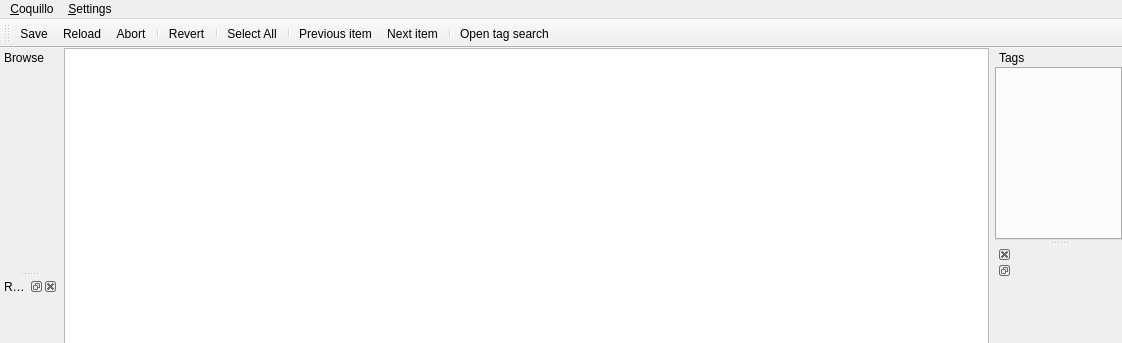
sjuvonen/coquillo, file ui/mainwindow.ui: the form before one commit; both pictures show x 0 to 1122 and y 0 to 343 of the 1122 by 751 pixel window.
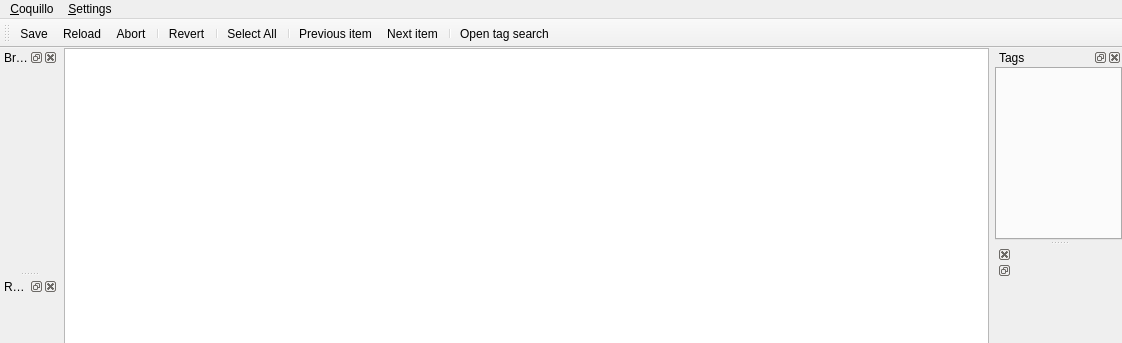
The form after the commit. Icons and pictures are not drawn. Custom widgets are drawn as their Qt base class.

Patch:
```diff
--- a/ui/mainwindow.ui
+++ b/ui/mainwindow.ui
@@ -120,9 +120,6 @@
    <addaction name="actionOpenTagSearch"/>
   </widget>
   <widget class="QDockWidget" name="dockFiles">
-   <property name="features">
-    <set>QDockWidget::NoDockWidgetFeatures</set>
-   </property>
    <property name="allowedAreas">
     <set>Qt::LeftDockWidgetArea|Qt::RightDockWidgetArea</set>
    </property>
@@ -135,9 +132,6 @@
    <widget class="Coquillo::FileBrowser" name="fileBrowser"/>
   </widget>
   <widget class="QDockWidget" name="dockEditor">
-   <property name="features">
-    <set>QDockWidget::NoDockWidgetFeatures</set>
-   </property>
    <property name="allowedAreas">
     <set>Qt::LeftDockWidgetArea|Qt::RightDockWidgetArea</set>
    </property>
```
Left out of the diff: 2 changed lines with no effect on the pictures.
